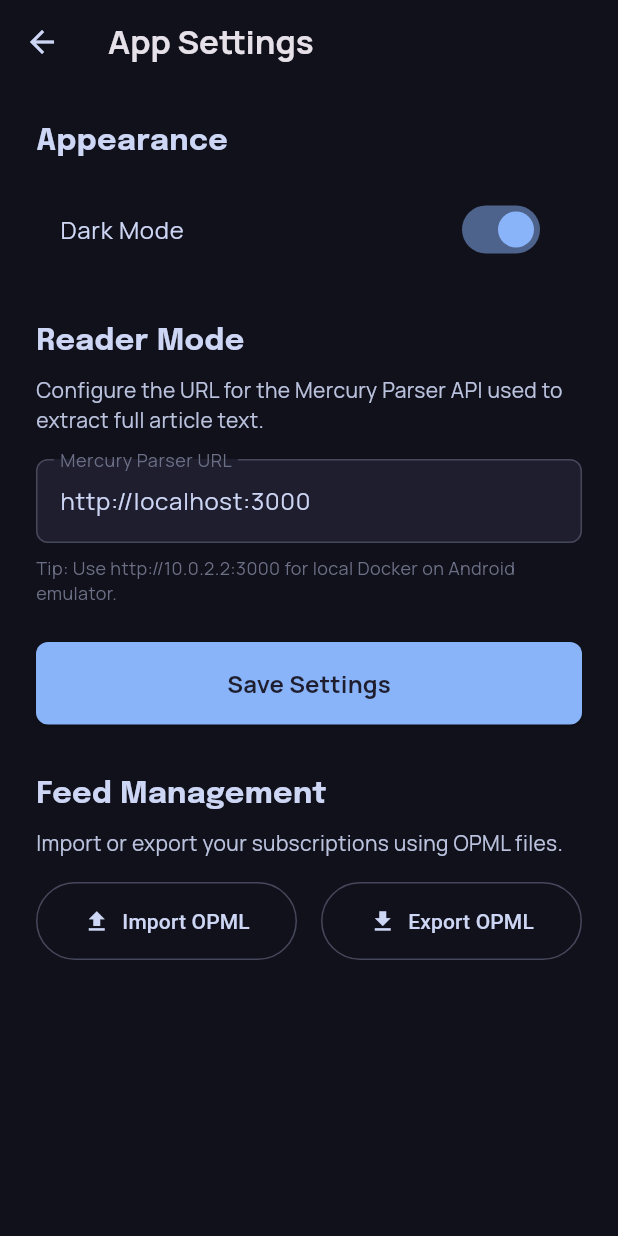
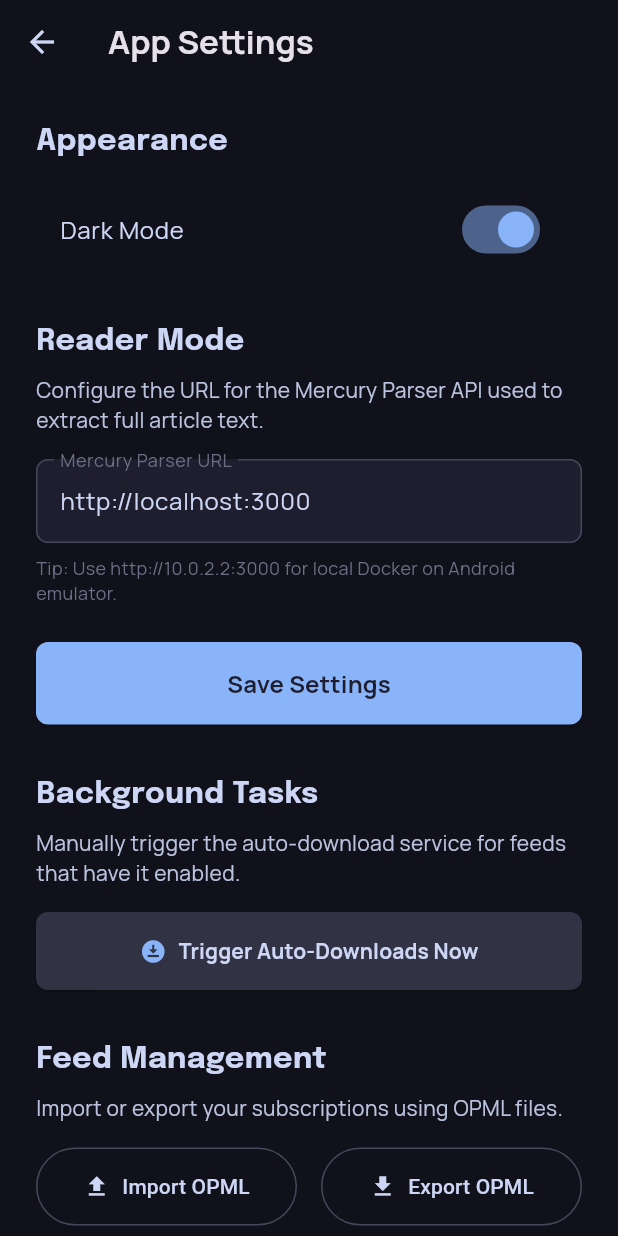
Before and after one commit to praveen70140/everything-RSS, a Flutter app: the AppSettingsPage screen opened directly, on a phone screen of 412 x 824 dp. Run offline on Flutter 3.47's test engine with Material 3 defaults, Android fonts, the phone set to English and light mode, and no system bars; our stand-ins replace audio_service, cached_network_image, chewie, file_picker, flutter_html, flutter_local_notifications and 9 more; missing offline and left inert: audio_session, background_downloader, simple_pip_mode, workmanager; accounts and stored records are empty; network calls fail; statements that could not run were skipped.

Commit message:
fix: fix auto download

```diff
--- a/analyze_out.txt
+++ b/analyze_out.txt
@@ -1,11 +1,15 @@
 Analyzing Evreything-RSS...
 
 warning • The URI 'package:flutter_lints/flutter.yaml' included in '/home/praveen/coding/Evreything-RSS/analysis_options.yaml' can't be found when analyzing '/home/praveen/coding/Evreything-RSS' • analysis_options.yaml:10:10 • include_file_not_found
-warning • The value of the local variable 'minute' isn't used • lib/core/background_tasks.dart:27:21 • unused_local_variable
-   info • 'isInDebugMode' is deprecated and shouldn't be used. Use WorkmanagerDebug handlers instead. This parameter has no effect • lib/core/background_tasks.dart:64:7 • deprecated_member_use
-   info • 'Share' is deprecated and shouldn't be used. Use SharePlus instead • lib/features/feeds/presentation/pages/app_settings_page.dart:84:15 • deprecated_member_use
-   info • 'shareXFiles' is deprecated and shouldn't be used. Use SharePlus.instance.share() instead • lib/features/feeds/presentation/pages/app_settings_page.dart:84:21 • deprecated_member_use
-   info • 'activeColor' is deprecated and shouldn't be used. Use activeThumbColor instead. This feature was deprecated after v3.31.0-2.0.pre • lib/features/feeds/presentation/pages/app_settings_page.dart:127:13 • deprecated_member_use
+  error • The named parameter 'settings' is required, but there's no corresponding argument • lib/core/notification_service.dart:27:43 • missing_required_argument
+  error • Too many positional arguments: 0 expected, but 1 found • lib/core/notification_service.dart:28:7 • extra_positional_arguments_could_be_named
+  error • The named parameter 'id' is required, but there's no corresponding argument • lib/core/notification_service.dart:64:43 • missing_required_argument
+  error • Too many positional arguments: 0 expected, but 4 found • lib/core/notification_service.dart:65:7 • extra_positional_arguments_could_be_named
+  error • The named parameter 'id' is required, but there's no corresponding argument • lib/core/notification_service.dart:73:43 • missing_required_argument
+  error • Too many positional arguments: 0 expected, but 1 found • lib/core/notification_service.dart:73:50 • extra_positional_arguments_could_be_named
+   info • 'Share' is deprecated and shouldn't be used. Use SharePlus instead • lib/features/feeds/presentation/pages/app_settings_page.dart:85:15 • deprecated_member_use
+   info • 'shareXFiles' is deprecated and shouldn't be used. Use SharePlus.instance.share() instead • lib/features/feeds/presentation/pages/app_settings_page.dart:85:21 • deprecated_member_use
+   info • 'activeColor' is deprecated and shouldn't be used. Use activeThumbColor instead. This feature was deprecated after v3.31.0-2.0.pre • lib/features/feeds/presentation/pages/app_settings_page.dart:128:13 • deprecated_member_use
    info • 'Share' is deprecated and shouldn't be used. Use SharePlus instead • lib/features/feeds/presentation/pages/article_detail_page.dart:266:15 • deprecated_member_use
    info • 'share' is deprecated and shouldn't be used. Use SharePlus.instance.share() instead • lib/features/feeds/presentation/pages/article_detail_page.dart:266:21 • deprecated_member_use
 warning • Unused import: '../../../../core/database/local_db.dart' • lib/features/feeds/presentation/pages/feed_settings_page.dart:2:8 • unused_import
--- a/lib/features/feeds/presentation/pages/app_settings_page.dart
+++ b/lib/features/feeds/presentation/pages/app_settings_page.dart
@@ -5,6 +5,7 @@ import 'package:file_picker/file_picker.dart';
 import 'package:share_plus/share_plus.dart';
 import 'package:path_provider/path_provider.dart';
 import 'package:flutter_riverpod/flutter_riverpod.dart';
+import '../../../../core/background_tasks.dart';
 import '../../../../main.dart';
 import '../../../../core/theme/app_colors.dart';
 import '../../../../core/database/local_db.dart';
@@ -201,6 +202,51 @@ class _AppSettingsPageState extends ConsumerState<AppSettingsPage> {
           ),
           SizedBox(height: 32),
           Text(
+            'Background Tasks',
+            style: GoogleFonts.epilogue(
+              fontSize: 20,
+              fontWeight: FontWeight.bold,
+              color: AppColors.text,
+            ),
+          ),
+          SizedBox(height: 8),
+          Text(
+            'Manually trigger the auto-download service for feeds that have it enabled.',
+            style: GoogleFonts.manrope(
+              color: AppColors.subtext1,
+              fontSize: 14,
+            ),
+          ),
+          SizedBox(height: 16),
+          ElevatedButton.icon(
+            style: ElevatedButton.styleFrom(
+              backgroundColor: AppColors.surface0,
+              foregroundColor: AppColors.text,
+              padding: const EdgeInsets.symmetric(vertical: 16),
+              shape: RoundedRectangleBorder(
+                borderRadius: BorderRadius.circular(8),
+              ),
+            ),
+            icon: Icon(Icons.download_for_offline, color: AppColors.blue),
+            label: Text(
+              'Trigger Auto-Downloads Now',
+              style: GoogleFonts.manrope(fontWeight: FontWeight.bold),
+            ),
+            onPressed: () async {
+              ScaffoldMessenger.of(context).showSnackBar(
+                const SnackBar(
+                    content: Text('Starting background downloads...')),
+              );
+              await BackgroundTasks.runAutoDownloads(checkTime: false);
+              if (mounted) {
+                ScaffoldMessenger.of(context).showSnackBar(
+                  const SnackBar(content: Text('Auto-downloads triggered')),
+                );
+              }
+            },
+          ),
+          SizedBox(height: 32),
+          Text(
             'Feed Management',
             style: GoogleFonts.epilogue(
               fontSize: 20,
--- a/pubspec.yaml
+++ b/pubspec.yaml
@@ -35,6 +35,7 @@ dependencies:
   file_picker: ^10.3.10
   share_plus: ^12.0.1
   crypto: ^3.0.7
+  flutter_local_notifications: ^21.0.0
 
 dev_dependencies:
   flutter_test:
```
Also changed, not shown: lib/core/background_tasks.dart (+24 -21 lines), lib/core/database/local_db.dart (+8 -8 lines), lib/core/download_manager.dart (+33 -0 lines), lib/core/notification_service.dart (added, +77 -0 lines), lib/features/feeds/presentation/widgets/content_cards/download_button.dart (+9 -7 lines), pubspec.lock, 2 other files.
